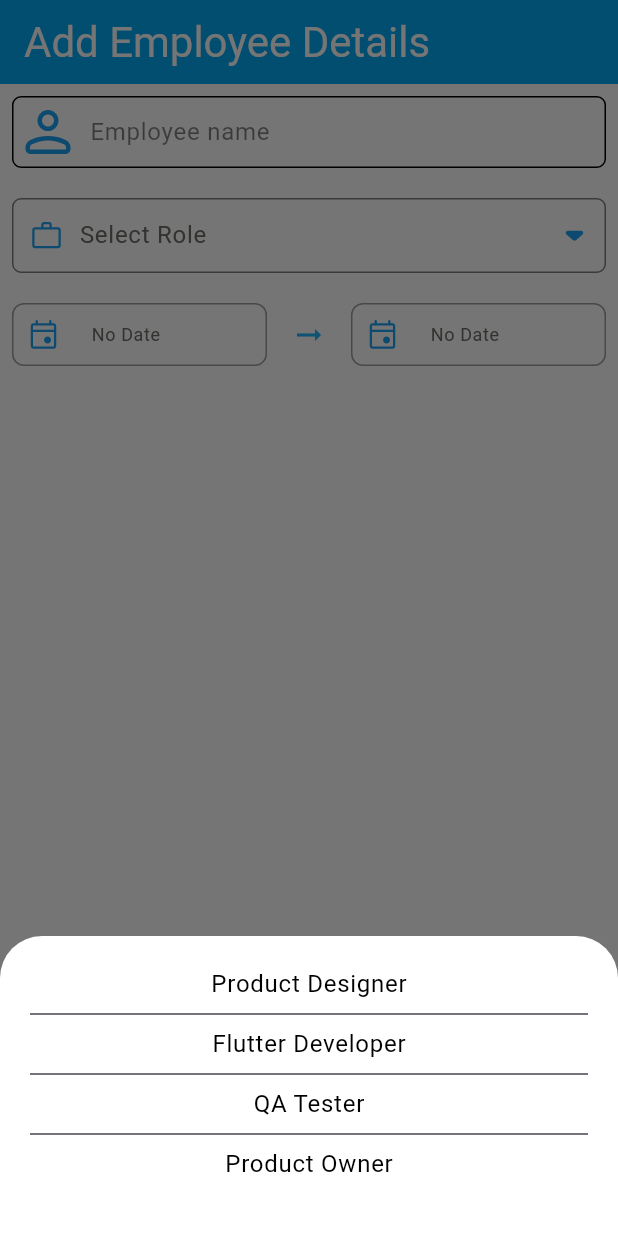
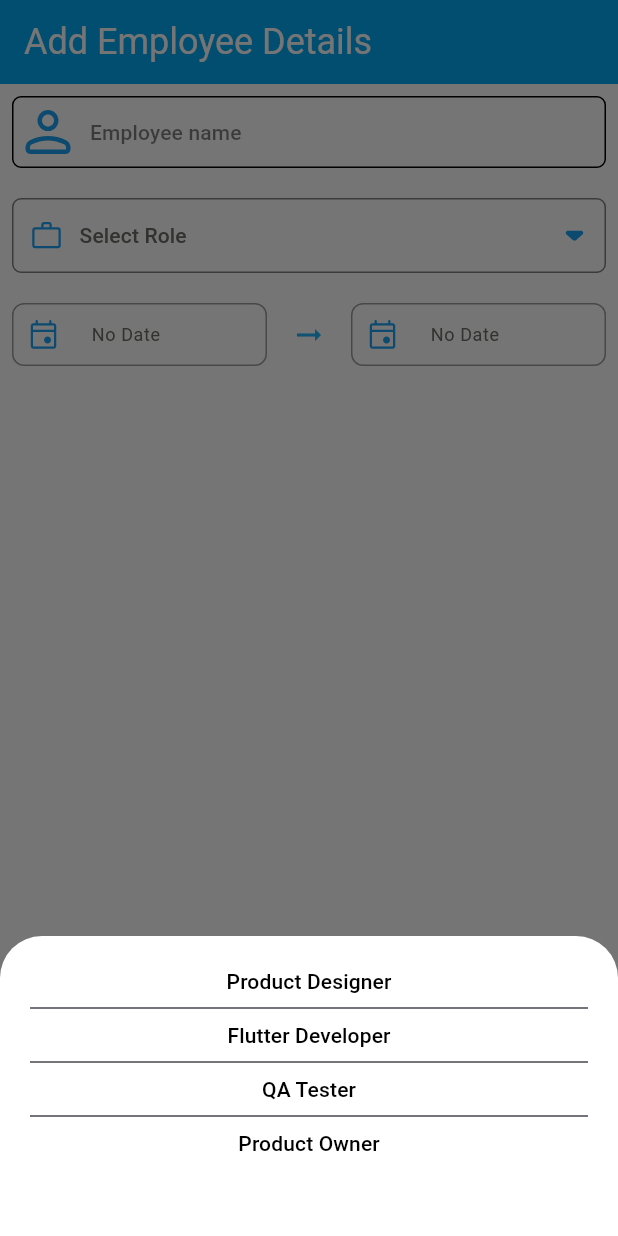
Before and after one commit to bharath-ravichandran/employee, a Flutter app: the screen it shows after launch, after a tap on the "add" icon, after a tap on "Select Role", on a phone screen of 412 x 824 dp. Run offline on Flutter 3.47's test engine with Material 2 defaults, Android fonts, the phone set to English and light mode, and no system bars; our stand-ins replace equatable, flutter_bloc, flutter_svg, google_fonts, hive, hive_flutter; accounts and stored records are empty; Roboto replaces fonts that are missing (Acme).

Commit message:
ui fixes

```diff
--- a/lib/ui/__shared/custom_dialogs/show_calender.dart
+++ b/lib/ui/__shared/custom_dialogs/show_calender.dart
@@ -231,7 +231,6 @@ class _CalendarWidgetState extends State<CalendarWidget> {
                             shownDate.month,
                             indexDay + 1,
                           );
-                          print(selectedDate);
                           setState(() {});
                         },
                         child: Container(
--- a/lib/ui/__shared/custom_widgets/custom_app_button_widget.dart
+++ b/lib/ui/__shared/custom_widgets/custom_app_button_widget.dart
@@ -1,3 +1,4 @@
+import 'package:employee/utils/app_theme.dart';
 import 'package:flutter/material.dart';
 
 class AppButton extends StatelessWidget {
@@ -25,9 +26,9 @@ class AppButton extends StatelessWidget {
       ),
       child: Text(
         label,
-        style: Theme.of(context).textTheme.bodyLarge?.copyWith(
-              color: Colors.lightBlue,
-            ),
+        style: AppExTheme.titleSmall(context).copyWith(
+          color: Colors.lightBlue,
+        ),
       ),
     );
   }
--- a/lib/ui/__shared/custom_widgets/custom_dropdown_widget.dart
+++ b/lib/ui/__shared/custom_widgets/custom_dropdown_widget.dart
@@ -1,5 +1,6 @@
 import 'package:employee/utils/app_assets.dart';
 import 'package:employee/utils/app_colors.dart';
+import 'package:employee/utils/app_theme.dart';
 import 'package:flutter/material.dart';
 import 'package:flutter_svg/flutter_svg.dart';
 
@@ -12,8 +13,9 @@ class CustomDropDownWidget extends StatefulWidget {
     required this.selectedValue,
     this.editVal,
   });
+
   @override
-  _CustomDropDownWidgetState createState() => _CustomDropDownWidgetState();
+  State<CustomDropDownWidget> createState() => _CustomDropDownWidgetState();
 }
 
 class _CustomDropDownWidgetState extends State<CustomDropDownWidget> {
@@ -41,7 +43,7 @@ class _CustomDropDownWidgetState extends State<CustomDropDownWidget> {
                   alignment: Alignment.center,
                   child: ListView.separated(
                     itemCount: _items.length,
-                    separatorBuilder: (context, int) {
+                    separatorBuilder: (context, _) {
                       return const Divider();
                     },
                     itemBuilder: (context, index) {
@@ -49,9 +51,9 @@ class _CustomDropDownWidgetState extends State<CustomDropDownWidget> {
                         child: GestureDetector(
                           child: Text(
                             _items[index],
-                            style: Theme.of(context).textTheme.bodyLarge?.copyWith(
-                                  color: AppColors.employeeTextBlack,
-                                ),
+                            style: AppExTheme.titleSmall(context).copyWith(
+                              color: AppColors.employeeTextBlack,
+                            ),
                           ),
                           onTap: () async {
                             setState(() {
@@ -67,7 +69,6 @@ class _CustomDropDownWidgetState extends State<CustomDropDownWidget> {
                 );
               },
             );
-            print('res val : $res');
             widget.selectedValue(res);
           },
           child: Container(
@@ -89,10 +90,8 @@ class _CustomDropDownWidgetState extends State<CustomDropDownWidget> {
                   visible: (widget.editVal != null),
                   replacement: Text(
                     _selected ?? 'Select Role',
-                    style: Theme.of(context)
-                        .textTheme
-                        .bodyLarge
-                        ?.copyWith(color: _selected != null ? AppColors.employeeTextBlack : AppColors.employeeGrey),
+                    style: AppExTheme.titleSmall(context)
+                        .copyWith(color: _selected != null ? AppColors.employeeTextBlack : AppColors.employeeGrey),
                   ),
                   child: Text(
                     widget.editVal ?? 'Select Role',
--- a/lib/ui/__shared/custom_widgets/custom_input_texfield_widget.dart
+++ b/lib/ui/__shared/custom_widgets/custom_input_texfield_widget.dart
@@ -1,4 +1,5 @@
 import 'package:employee/utils/app_colors.dart';
+import 'package:employee/utils/app_theme.dart';
 import 'package:flutter/material.dart';
 import 'package:flutter/services.dart';
 
@@ -41,9 +42,9 @@ class CustomInputTextFieldWidget extends StatelessWidget {
       children: [
         TextFormField(
           initialValue: initialValue,
-          style: Theme.of(context).textTheme.bodyLarge?.copyWith(
-                color: AppColors.employeeTextBlack,
-              ),
+          style: AppExTheme.titleSmall(context).copyWith(
+            color: AppColors.employeeTextBlack,
+          ),
           readOnly: readOnly,
           autofocus: true,
           autovalidateMode: AutovalidateMode.onUserInteraction,
@@ -57,9 +58,9 @@ class CustomInputTextFieldWidget extends StatelessWidget {
           maxLines: maxLines,
           decoration: InputDecoration(
             hintText: hintLabel,
-            hintStyle: Theme.of(context).textTheme.bodyText1?.copyWith(
-                  color: AppColors.employeeTextBlack.withOpacity(0.5),
-                ),
+            hintStyle: AppExTheme.titleSmall(context).copyWith(
+              color: AppColors.employeeTextBlack.withOpacity(0.5),
+            ),
             filled: true,
             fillColor: AppColors.employeeWhite.withOpacity(0.1),
             contentPadding: const EdgeInsets.fromLTRB(20.0, 10.0, 20.0, 10.0),
--- a/lib/ui/__shared/custom_widgets/custom_save_button_widget.dart
+++ b/lib/ui/__shared/custom_widgets/custom_save_button_widget.dart
@@ -1,3 +1,5 @@
+import 'package:employee/utils/app_colors.dart';
+import 'package:employee/utils/app_theme.dart';
 import 'package:flutter/material.dart';
 
 class CustomSaveButton extends StatelessWidget {
@@ -19,9 +21,9 @@ class CustomSaveButton extends StatelessWidget {
       ),
       child: Text(
         'Save',
-        style: Theme.of(context).textTheme.bodyLarge?.copyWith(
-              color: Colors.white,
-            ),
+        style: AppExTheme.titleSmall(context).copyWith(
+          color: AppColors.employeeWhite,
+        ),
       ),
     );
   }
--- a/lib/ui/employee_details/add_employee.dart
+++ b/lib/ui/employee_details/add_employee.dart
@@ -11,6 +11,7 @@ import 'package:employee/ui/__shared/custom_widgets/custom_save_button_widget.da
 import 'package:employee/utils/app_assets.dart';
 import 'package:employee/utils/app_colors.dart';
 import 'package:employee/utils/app_routes.dart';
+import 'package:employee/utils/app_theme.dart';
 import 'package:employee/utils/navigation_service.dart';
 import 'package:flutter/material.dart';
 import 'package:flutter_bloc/flutter_bloc.dart';
@@ -35,7 +36,7 @@ class _AddEmployeeState extends State<AddEmployee> {
   late final Box box;
 
   String? fromDate, toDate;
-  var role;
+  String? role;
 
   @override
   Widget build(BuildContext context) {
@@ -45,9 +46,9 @@ class _AddEmployeeState extends State<AddEmployee> {
         appBar: AppBar(
           title: Text(
             'Add Employee Details',
-            style: Theme.of(context).textTheme.headlineMedium?.copyWith(
-                  color: Colors.white,
-                ),
+            style: AppExTheme.headlineSmall(context).copyWith(
+              color: AppColors.employeeWhite,
+            ),
           ),
           backgroundColor: Colors.lightBlue,
         ),
@@ -69,7 +70,6 @@ class _AddEmployeeState extends State<AddEmployee> {
                     const SizedBox(height: 20),
                     CustomDropDownWidget(
                       selectedValue: (String data) {
-                        print('calling on data : $data');
                         role = data;
                       },
                     ),
@@ -146,7 +146,7 @@ class _AddEmployeeState extends State<AddEmployee> {
                               if (_employeeFormKey.currentState!.validate()) {
                                 employeeCubit.addEmployee(Employee(
                                   employeeName: nameController.text,
-                                  employeeDesignation: role,
+                                  employeeDesignation: role!,
                                   from: fromDate!,
                                   to: toDate!,
                                   employeeId: randomNumber.toString(),
--- a/lib/ui/employee_details/edit_employee.dart
+++ b/lib/ui/employee_details/edit_employee.dart
@@ -32,7 +32,7 @@ class _EditEmployeeState extends State<EditEmployee> {
 
   String? fromDate, toDate;
 
-  var role;
+  String? role;
 
   final TextEditingController nameController = TextEditingController();
 
@@ -152,7 +152,7 @@ class _EditEmployeeState extends State<EditEmployee> {
                                   employeeCubit.updateEmployee(Employee(
                                     employeeId: widget.employee.employeeId,
                                     employeeName: nameController.text,
-                                    employeeDesignation: role,
+                                    employeeDesignation: role!,
                                     from: fromDate!,
                                     to: toDate!,
                                   ));
--- a/lib/ui/employee_details/employee_list.dart
+++ b/lib/ui/employee_details/employee_list.dart
@@ -31,7 +31,6 @@ class EmployeeList extends StatelessWidget {
         child: BlocConsumer<EmployeeCubit, EmployeeState>(
           bloc: employeeCubit..getAllEmployees(),
           listener: (_, state) {
-            print('object state : $state');
             if (state is EmployeeInitial) {
               Center(
                 child: Image.asset(AppImages.notFound),
@@ -59,7 +58,6 @@ class EmployeeList extends StatelessWidget {
                               size: 36,
                             ),
                             onPressed: () {
-                              print(state.empl[index].employeeId);
                               employeeCubit.deleteEmployee(state.empl[index].employeeId);
                               Nav.snackBar(context, message: 'Employee data has been deleted');
                             },
@@ -68,7 +66,6 @@ class EmployeeList extends StatelessWidget {
                       ],
                       child: InkWell(
                         onTap: () {
-                          print(state.empl[index].employeeId);
                           Nav.to(context, route: AppRoutes.editEmployee, arguments: state.empl[index]);
                         },
                         child: ListTile(
@@ -91,7 +88,6 @@ class EmployeeList extends StatelessWidget {
             }
           },
           builder: (_, state) {
-            print('object state : $state');
             if (state is EmployeeInitial) {
               return Center(
                 child: Image.asset(AppImages.notFound),
@@ -122,7 +118,6 @@ class EmployeeList extends StatelessWidget {
                                     size: 36,
                                   ),
                                   onPressed: () {
-                                    print(index.toString());
                                     employeeCubit.deleteEmployee(state.empl[index].employeeId);
                                     Nav.snackBar(context, message: 'Employee data has been deleted');
                                   },
@@ -131,7 +126,6 @@ class EmployeeList extends StatelessWidget {
                             ],
                             child: InkWell(
                               onTap: () {
-                                print(state.empl[index].employeeId);
                                 // employeeCubit.getEmployee(state.empl[index].employeeId);
                                 Nav.to(context, route: AppRoutes.editEmployee, arguments: state.empl[index]);
                               },
@@ -168,7 +162,7 @@ class EmployeeList extends StatelessWidget {
                 ],
               );
             } else if (state is EmployeeError) {
-              return ErrorPage(message: 'Something went wrong');
+              return const ErrorPage(message: 'Something went wrong');
             }
             return const SizedBox.shrink();
           },
--- a/lib/ui/employee_details/error_page.dart
+++ b/lib/ui/employee_details/error_page.dart
@@ -1,8 +1,8 @@
 import 'package:flutter/material.dart';
 
 class ErrorPage extends StatelessWidget {
-  String? message;
-  ErrorPage({super.key, required this.message});
+  final String? message;
+  const ErrorPage({super.key, required this.message});
 
   @override
   Widget build(BuildContext context) {
--- a/lib/utils/app_routes.dart
+++ b/lib/utils/app_routes.dart
@@ -16,7 +16,7 @@ Route<dynamic> generateRoute(RouteSettings settings) {
 
     case AppRoutes.addEmployee:
       return MaterialPageRoute(
-        builder: (_) => AddEmployee(),
+        builder: (_) => const AddEmployee(),
       );
 
     case AppRoutes.editEmployee:
```
